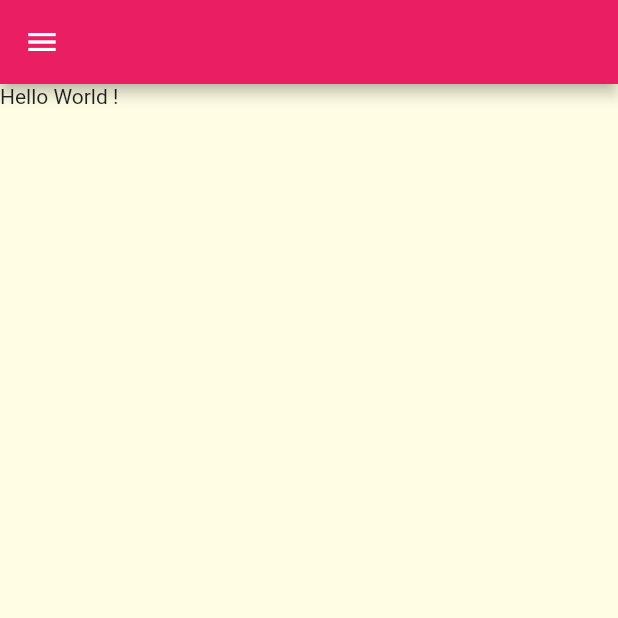
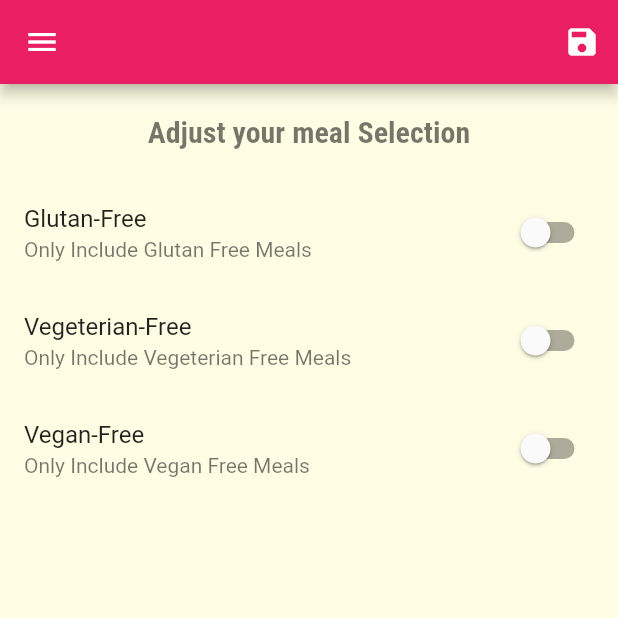
Before and after one commit to Satya190597/FlutterApplications, a Flutter app: the FilterScreen screen opened by its route, on a phone screen of 412 x 824 dp, the top half of it. Run offline on Flutter 3.47's test engine with Material 2 defaults, Android fonts, the phone set to English and light mode, and no system bars.

Commit message:
Add filter logic

```diff
--- a/recipe_app/lib/main.dart
+++ b/recipe_app/lib/main.dart
@@ -5,11 +5,53 @@ import 'screens/meal_detail_screen.dart';
 import 'screens/tab_screens.dart';
 import 'screens/filter_screen.dart';
 
+import './models/Meal.dart';
+import './data/meals_data.dart';
+
 void main() {
   runApp(RecipeApp());
 }
-class RecipeApp extends StatelessWidget
+
+class RecipeApp extends StatefulWidget {
+  @override
+  RecipeAppState createState() {
+    return RecipeAppState();
+  }
+}
+
+class RecipeAppState extends State<RecipeApp>
 {
+
+  List<Meal> _availabelMeal = DUMMY_MEALS;
+
+  Map<String,bool> _filters = {
+    'gluten': false,
+    'lactose': false,
+    'vegan': false,
+    'vegetarian': false,
+  };
+
+  void setFilters(Map<String,bool> filterData) {
+    _availabelMeal = DUMMY_MEALS.where((meal) {
+      _filters = filterData;
+      if(_filters['gluten'] && !meal.isGlutenFree) {
+        return false;
+      }
+      if(_filters['lactose'] && !meal.isLactoseFree) {
+        return false;
+      }
+      if(_filters['vegan'] && !meal.isVegan) {
+        return false;
+      }
+      if(_filters['vegetarian'] && !meal.isVegetarian) {
+        return false;
+      }
+      return true;
+    }).toList();
+
+    print(filterData);
+  }
+
   @override
   Widget build(BuildContext context) {
     return MaterialApp(
@@ -28,9 +70,9 @@ class RecipeApp extends StatelessWidget
       ),
       home: TabScreen(),
       routes: {
-        CategoryMealsScreen.routeName: (context) => CategoryMealsScreen(),
+        CategoryMealsScreen.routeName: (context) => CategoryMealsScreen(this._availabelMeal),
         MealDetailScreen.routeName: (context) => MealDetailScreen(),
-        FilterScreen.route_name: (context) => FilterScreen()
+        FilterScreen.route_name: (context) => FilterScreen(this.setFilters,this._filters)
       },
     );
   }
--- a/recipe_app/lib/screens/category_meals_screen.dart
+++ b/recipe_app/lib/screens/category_meals_screen.dart
@@ -1,9 +1,14 @@
 import 'package:flutter/material.dart';
-import '../data/meals_data.dart';
 import '../widgets/meal_item.dart';
+import '../models/Meal.dart';
 
 class CategoryMealsScreen extends StatefulWidget {
   static String routeName = '/category-meals';
+
+  final List<Meal> availableMeal;
+
+  CategoryMealsScreen(this.availableMeal);
+
   CategoryMealsScreenState createState() {
     return CategoryMealsScreenState();
   }
@@ -12,6 +17,7 @@ class CategoryMealsScreen extends StatefulWidget {
 class CategoryMealsScreenState extends State<CategoryMealsScreen> {
   Map<String, String> routeArgs;
   List meals;
+
 
   /**
    * initstate is called before the state loads its dependencies and for that reason no context is
@@ -25,6 +31,7 @@ class CategoryMealsScreenState extends State<CategoryMealsScreen> {
 
   @override
   void didChangeDependencies() {
+    List<Meal> DUMMY_MEALS = widget.availableMeal;
     print('DID CHANGE DEPENDENCIES CALLED');
     routeArgs =
         ModalRoute.of(context).settings.arguments as Map<String, String>;
--- a/recipe_app/lib/screens/filter_screen.dart
+++ b/recipe_app/lib/screens/filter_screen.dart
@@ -1,17 +1,107 @@
 import 'package:flutter/material.dart';
 import '../widgets/main_drawer.dart';
 
+class FilterScreen extends StatefulWidget {
 
-class FilterScreen extends StatelessWidget {
+  final Function saveFilter;
+  final Map<String,bool> filters;
+
+  FilterScreen(this.saveFilter,this.filters);
 
   static const String route_name = '/filter-screen';
+
+  FilterScreenState createState() {
+    return FilterScreenState();
+  }
+}
+
+class FilterScreenState extends State<FilterScreen> {
+
+  bool _gluetenFree = false;
+  bool _vegeterian = false;
+  bool _vegan = false;
+  bool _lactose = false;
+
+  initState() {
+    _gluetenFree = widget.filters['gluten'];
+    _vegeterian = widget.filters['vegetarian'];
+    _vegan = widget.filters['vegan'];
+    _lactose = widget.filters['lactose'];
+  }
+
+
+
+  // SwitchList Builder Method.
+  Widget switchListTileBuilder(String description, String title,
+      bool switchValue, Function switchHandler) {
+    return SwitchListTile(
+      title: Text(title),
+      value: switchValue,
+      subtitle: Text(description),
+      onChanged: (bool newValue) => switchHandler(newValue),
+    );
+  }
+
+  // switch GluetenFree Handler.
+  void switchGluetenFree(bool newValue) {
+    setState(() {
+      this._gluetenFree = newValue;
+    });
+  }
+
+  // switch GluetenFree Handler.
+  void switchVegeterian(bool newValue) {
+    setState(() {
+      this._vegeterian = newValue;
+    });
+  }
+
+  // switch GluetenFree Handler.
+  void switchVeganFree(bool newValue) {
+    setState(() {
+      this._vegan = newValue;
+    });
+  }
 
   @override
   Widget build(BuildContext context) {
     return Scaffold(
-      appBar: AppBar(),
+      appBar: AppBar(
+        actions: [
+          IconButton(icon: Icon(Icons.save), onPressed: () {
+            widget.saveFilter({
+              'gluten': _gluetenFree,
+              'lactose': _lactose,
+              'vegan': _vegan,
+              'vegetarian': _vegeterian,
+            });
+          }),
+        ],
+      ),
       drawer: MainDrawer(),
-      body: Text('Hello World !'),
+      body: Column(
+        children: [
+          Container(
+            padding: EdgeInsets.all(20),
+            child: Text(
+              'Adjust your meal Selection',
+              style: Theme.of(context).textTheme.headline1,
+            ),
+          ),
+          Expanded(
+            child: ListView(
+              children: [
+                switchListTileBuilder('Only Include Glutan Free Meals',
+                    'Glutan-Free', _gluetenFree, this.switchGluetenFree),
+                switchListTileBuilder('Only Include Vegeterian Free Meals',
+                    'Vegeterian-Free', _vegeterian, this.switchVegeterian),
+                switchListTileBuilder('Only Include Vegan Free Meals',
+                    'Vegan-Free', _vegan, this.switchVeganFree),
+              ],
+            ),
+          ),
+        ],
+      ),
     );
   }
 }
```
